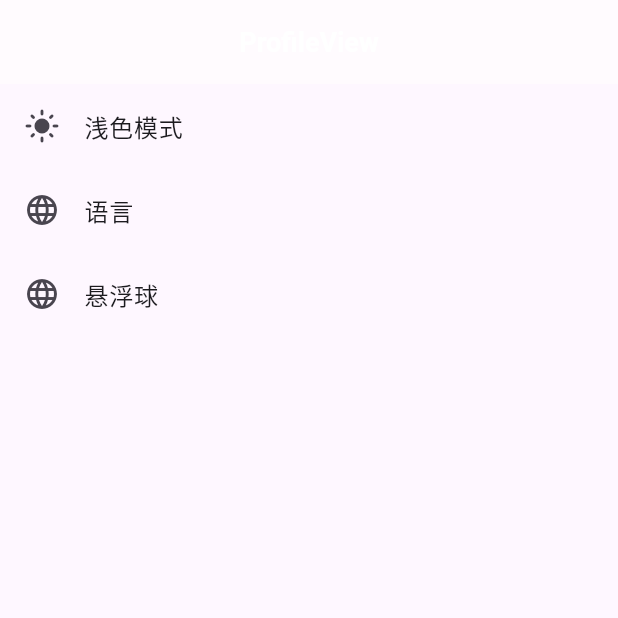
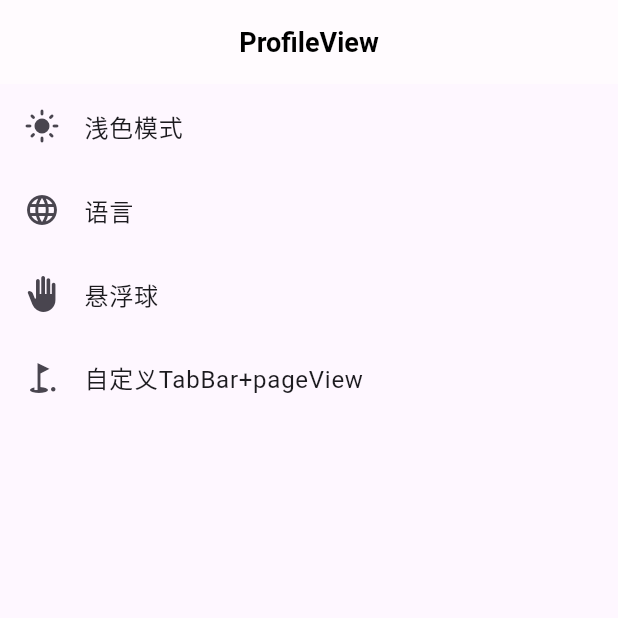
Before and after one commit to yanmingLiu/flutter_getx, a Flutter app: the ProfileView screen opened directly, on a phone screen of 412 x 824 dp, the top half of it. Run offline on Flutter 3.47's test engine with Material 3 defaults, Android fonts, the phone set to English and light mode, and no system bars; our stand-ins replace get, get_storage, lottie; accounts and stored records are empty.

Commit message:
feat: 按钮样式的 tabbar

```diff
--- a/lib/app/modules/profile/views/profile_view.dart
+++ b/lib/app/modules/profile/views/profile_view.dart
@@ -4,6 +4,7 @@ import 'package:getx_demo1/app/modules/profile/views/over_layer_ball.dart';
 import 'package:getx_demo1/app/theme/theme_service.dart';
 import 'package:getx_demo1/generated/locales.g.dart';
 
+import '../../../routes/app_pages.dart';
 import '../controllers/profile_controller.dart';
 
 class ProfileView extends GetView<ProfileController> {
@@ -35,11 +36,28 @@ class ProfileView extends GetView<ProfileController> {
               onTap: () => _changeLanguage(),
             ),
             ListTile(
-              leading: const Icon(Icons.language),
+              leading: const Icon(Icons.back_hand),
               title: Text(
                 LocaleKeys.overlayer.tr,
               ),
+              onTap: () => _showBall(context),
+            ),
+            ListTile(
+              leading: const Icon(Icons.golf_course),
+              title: const Text(
+                '自定义TabBar+pageView',
+              ),
               onTap: () {
+                Get.toNamed(Routes.tabView);
+              },
+            ),
+          ],
+        ),
+      ),
+    );
+  }
+
+  void _showBall(BuildContext context) {
     OverLayerBall.show(
       context: context,
       horizontalMargin: 8.0,
@@ -91,12 +109,6 @@ class ProfileView extends GetView<ProfileController> {
               ),
             ],
           ),
-                    ),
-                  ),
-                );
-              },
-            ),
-          ],
         ),
       ),
     );
--- a/lib/app/routes/app_pages.dart
+++ b/lib/app/routes/app_pages.dart
@@ -4,6 +4,7 @@ import '../modules/home/bindings/home_binding.dart';
 import '../modules/home/views/home_view.dart';
 import '../modules/login/bindings/login_binding.dart';
 import '../modules/login/views/login_view.dart';
+import '../modules/profile/views/custom_tab_view.dart';
 
 part 'app_routes.dart';
 
@@ -12,17 +13,22 @@ class AppPages {
 
   static const INITIAL = Routes.HOME;
   static const INITIAL_LOGIN = Routes.LOGIN;
+  static const tabView = Routes.tabView;
 
   static final routes = [
     GetPage(
-      name: _Paths.HOME,
+      name: INITIAL,
       page: () => const HomeView(),
       binding: HomeBinding(),
     ),
     GetPage(
-      name: _Paths.LOGIN,
+      name: INITIAL_LOGIN,
       page: () => const LoginView(),
       binding: LoginBinding(),
     ),
+    GetPage(
+      name: tabView,
+      page: () => const CustomTabView(),
+    ),
   ];
 }
--- a/lib/app/routes/app_routes.dart
+++ b/lib/app/routes/app_routes.dart
@@ -11,6 +11,7 @@ abstract class Routes {
   static const ADD = _Paths.ADD;
   static const VIDEO_FEED = _Paths.VIDEO_FEED;
   static const seatView = _Paths.seatView;
+  static const tabView = _Paths.tabView;
 }
 
 abstract class _Paths {
@@ -23,4 +24,5 @@ abstract class _Paths {
   static const ADD = '/add';
   static const VIDEO_FEED = '/video-feed';
   static const seatView = '/seatView';
+  static const tabView = '/tab-view';
 }
--- a/lib/app/theme/theme.dart
+++ b/lib/app/theme/theme.dart
@@ -9,6 +9,7 @@ class AppTheme {
       titleTextStyle: TextStyle(
         fontSize: 18,
         fontWeight: FontWeight.w600,
+        color: Colors.black,
       ),
     ),
   );
@@ -20,6 +21,7 @@ class AppTheme {
       titleTextStyle: TextStyle(
         fontSize: 18,
         fontWeight: FontWeight.w600,
+        color: Colors.white,
       ),
     ),
   );
```
Also changed, not shown: lib/app/modules/profile/views/custom_tab_view.dart (added, +34 -0 lines), lib/app/widgets/tab_page_view.dart (added, +141 -0 lines), 1 other file. Lines whose indentation alone changed are shown as unchanged.
